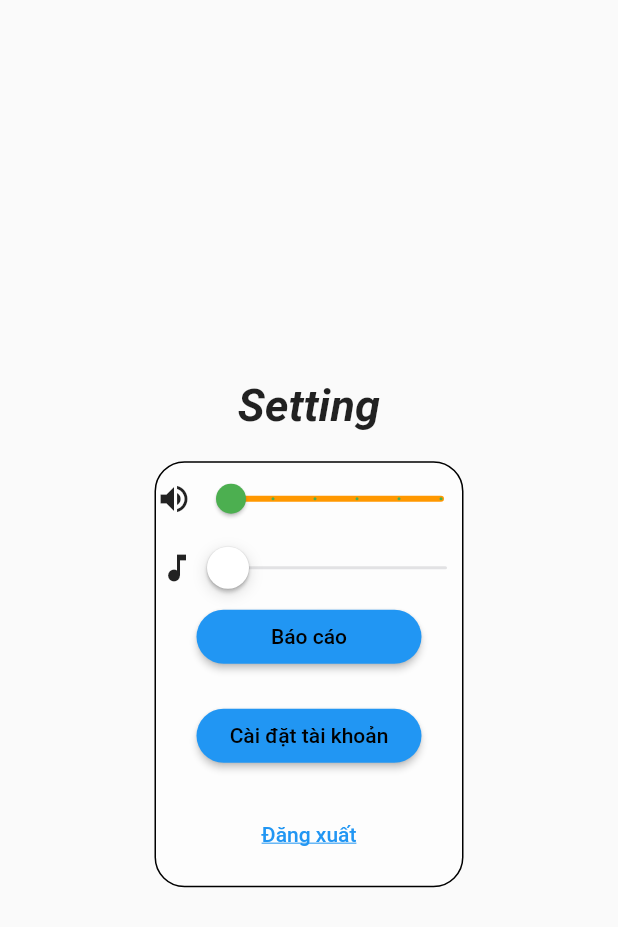
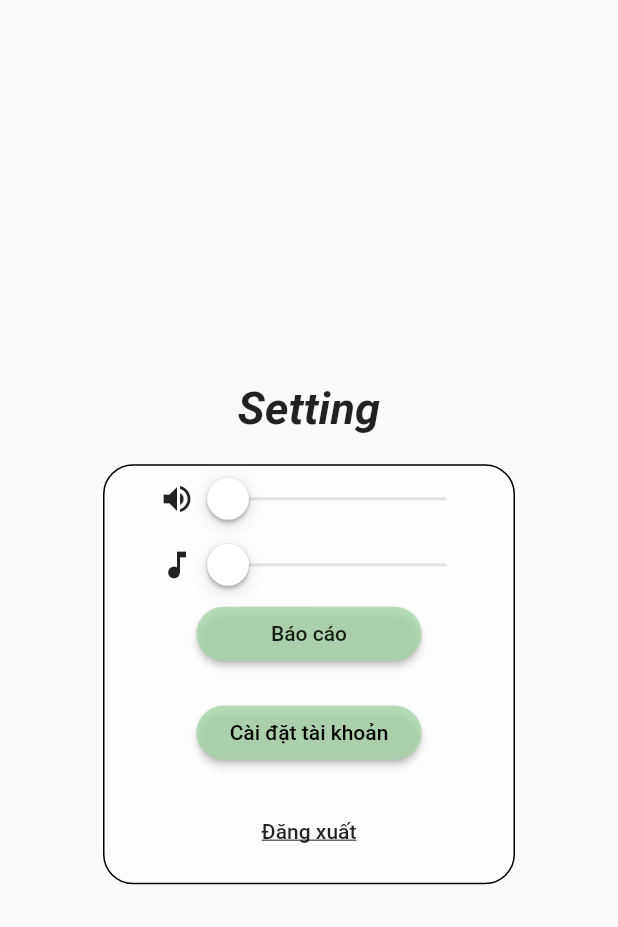
Before and after one commit to khoanguyennn2002/Nhom_ABC, a Flutter app: the Setting widget shown alone on an empty page, opened directly, on a phone screen of 412 x 824 dp. Shown: the top 927 px of the screen. Run offline on Flutter 3.47's test engine with Material 2 defaults, Android fonts, the phone set to English and light mode, and no system bars; our stand-ins replace sticky_headers; network calls fail.

Commit message:
Update Setting

```diff
--- a/doanltdd/lib/main.dart
+++ b/doanltdd/lib/main.dart
@@ -1,5 +1,6 @@
 import 'package:doanltdd/screens/Header.dart';
 import 'package:doanltdd/screens/Home.dart';
+import 'package:doanltdd/screens/Setting.dart';
 import 'package:doanltdd/screens/SignUpFrame.dart';
 import 'package:flutter/material.dart';
 
--- a/doanltdd/lib/screens/Home.dart
+++ b/doanltdd/lib/screens/Home.dart
@@ -124,7 +124,7 @@ class _Home extends State<Home> {
                                           "<<Tiếp tục hoàn thiện kiến thức nào!>>",
                                           style: TextStyle(
                                               fontSize: 15,
-                                              color: Colors.white))
+                                              color: Colors.black87))
                                     ]),
                               )),
                           Row(
@@ -194,7 +194,7 @@ class _Home extends State<Home> {
                                       Text("<<Khẳng định vị trí bản thân!>>",
                                           style: TextStyle(
                                               fontSize: 15,
-                                              color: Colors.white))
+                                              color: Colors.black87))
                                     ]),
                               )),
                           Row(
@@ -242,7 +242,7 @@ class _Home extends State<Home> {
                                           Text("<<Tìm hiểu thêm về trò chơi!>>",
                                               style: TextStyle(
                                                   fontSize: 15,
-                                                  color: Colors.white))
+                                                  color: Colors.black87))
                                         ],
                                       ),
                                     ]),
--- a/doanltdd/lib/screens/Setting.dart
+++ b/doanltdd/lib/screens/Setting.dart
@@ -31,7 +31,7 @@ class _SettingState extends State<Setting> {
           ),
           Container(
               //margin: EdgeInsets.fromLTRB(0, 10, 0, 0),
-              width: MediaQuery.of(context).size.width / 2,
+              width: MediaQuery.of(context).size.width / 1.5,
               decoration: BoxDecoration(
                   color: Colors.white60,
                   border: Border.all(width: 1, color: Colors.black),
@@ -43,13 +43,11 @@ class _SettingState extends State<Setting> {
                       mainAxisAlignment: MainAxisAlignment.center,
                       children: [
                         Icon(Icons.volume_up),
-                        Slider(
+                        CupertinoSlider(
                           value: value,
                           min: 0,
                           max: 100,
-                          divisions: 5,
                           activeColor: Colors.green,
-                          inactiveColor: Colors.orange,
                           onChanged: (newValue) {
                             setState(() {
                               value = newValue;
@@ -83,6 +81,8 @@ class _SettingState extends State<Setting> {
                           width: 150,
                           child: ElevatedButton(
                             style: ButtonStyle(
+                                backgroundColor: MaterialStateProperty.all(
+                                    Colors.green[200]?.withOpacity(0.8)),
                                 shape: MaterialStateProperty.all<
                                         RoundedRectangleBorder>(
                                     RoundedRectangleBorder(
@@ -90,7 +90,7 @@ class _SettingState extends State<Setting> {
                                             BorderRadius.circular(50)))),
                             onPressed: () {},
                             child: Text("Báo cáo",
-                                style: TextStyle(color: Colors.black)),
+                                style: TextStyle(color: Colors.black87)),
                           ),
                         )),
                     Container(
@@ -101,6 +101,8 @@ class _SettingState extends State<Setting> {
                           width: 150,
                           child: ElevatedButton(
                             style: ButtonStyle(
+                                backgroundColor: MaterialStateProperty.all(
+                                    Colors.green[200]?.withOpacity(0.8)),
                                 shape: MaterialStateProperty.all<
                                         RoundedRectangleBorder>(
                                     RoundedRectangleBorder(
@@ -121,7 +123,8 @@ class _SettingState extends State<Setting> {
                                 child: Text(
                                   "Đăng xuất",
                                   style: TextStyle(
-                                      decoration: TextDecoration.underline),
+                                      decoration: TextDecoration.underline,
+                                      color: Colors.black87),
                                 ))
                           ],
                         ))
```
Also changed, not shown: doanltdd/lib/screens/Header.dart (+3 -6 lines), doanltdd/lib/screens/SignUpFrame.dart (+11 -1 lines).
